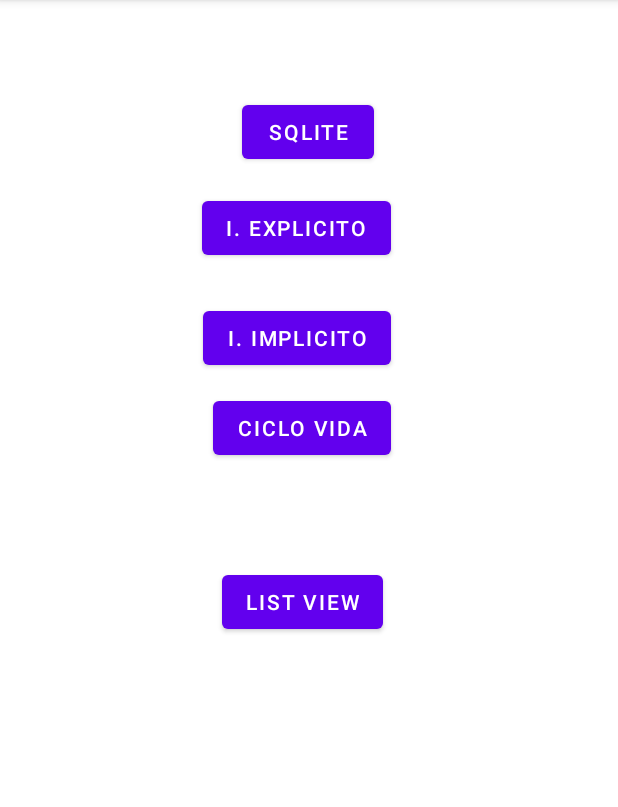
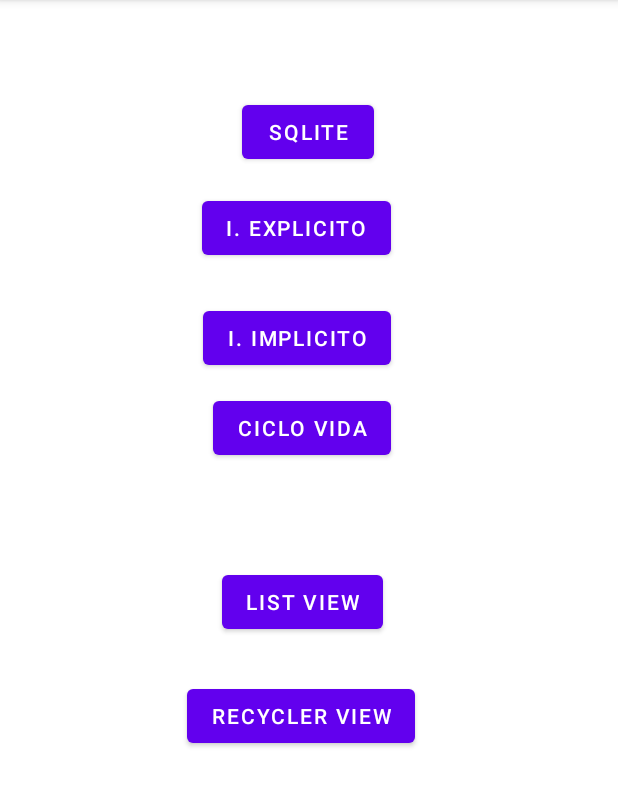
Before and after one commit to 2022B-Software-Computacion/perez-nieto-cristopher-santiago, an Android app: the screen it shows after launch (MainActivity), on a phone screen of 412 x 824 dp, the part 84-891 px from its top. Run offline under Robolectric (Android 15) with nearby library versions, the phone set to English and light mode, and no system bars.

```diff
--- a/01-android/app/build.gradle
+++ b/01-android/app/build.gradle
@@ -2,6 +2,7 @@ plugins {
     id 'com.android.application'
     id 'org.jetbrains.kotlin.android'
     id 'com.google.gms.google-services'
+    id 'com.google.android.libraries.mapsplatform.secrets-gradle-plugin'
 }
 
 android {
@@ -46,6 +47,7 @@ dependencies {
     implementation 'androidx.constraintlayout:constraintlayout:2.1.3'
     implementation 'androidx.navigation:navigation-fragment-ktx:2.4.1'
     implementation 'androidx.navigation:navigation-ui-ktx:2.4.1'
+    implementation 'com.google.android.gms:play-services-maps:18.0.2'
     testImplementation 'junit:junit:4.13.2'
     androidTestImplementation 'androidx.test.ext:junit:1.1.3'
     androidTestImplementation 'androidx.test.espresso:espresso-core:3.4.0'
--- a/01-android/app/src/main/java/com/example/cspnapplication/MainActivity.kt
+++ b/01-android/app/src/main/java/com/example/cspnapplication/MainActivity.kt
@@ -92,6 +92,12 @@ class MainActivity : AppCompatActivity() {
             .setOnClickListener {
                 irActividad(ECrudEntrenador::class.java)
             }
+
+        val botonRecyclerView = findViewById<Button>(R.id.btn_recycler_view)
+        botonRecyclerView
+            .setOnClickListener {
+                irActividad(GRecyclerView::class.java)
+            }
     }
 
     fun abrirActividadConParametros(
--- a/01-android/app/src/main/res/layout/activity_main.xml
+++ b/01-android/app/src/main/res/layout/activity_main.xml
@@ -64,4 +64,15 @@
         app:layout_constraintStart_toStartOf="parent"
         app:layout_constraintTop_toTopOf="parent" />
 
+    <Button
+        android:id="@+id/btn_recycler_view"
+        android:layout_width="wrap_content"
+        android:layout_height="wrap_content"
+        android:layout_marginTop="28dp"
+        android:text="Recycler View"
+        app:layout_constraintEnd_toEndOf="@+id/btn_ir_list_view"
+        app:layout_constraintHorizontal_bias="0.533"
+        app:layout_constraintStart_toStartOf="@+id/btn_ir_list_view"
+        app:layout_constraintTop_toBottomOf="@+id/btn_ir_list_view" />
+
 </androidx.constraintlayout.widget.ConstraintLayout>
--- a/01-android/app/src/main/res/values/strings.xml
+++ b/01-android/app/src/main/res/values/strings.xml
@@ -19,4 +19,5 @@
         <item>Martes</item>
         <item>Miercoles</item>
     </string-array>
+    <string name="title_activity_hgoogle_maps">HGoogleMaps</string>
 </resources>
--- a/01-android/build.gradle
+++ b/01-android/build.gradle
@@ -8,4 +8,5 @@ plugins {
     id 'com.android.application' version '7.3.1' apply false
     id 'com.android.library' version '7.3.1' apply false
     id 'org.jetbrains.kotlin.android' version '1.7.20' apply false
+    id 'com.google.android.libraries.mapsplatform.secrets-gradle-plugin' version '2.0.1' apply false
 }
```
Also changed, not shown: 01-android/app/src/main/AndroidManifest.xml (+29 -1 lines), 01-android/app/src/main/java/com/example/cspnapplication/HGoogleMaps.kt (added, +48 -0 lines), 01-android/app/src/main/java/com/example/cspnapplication/HGoogleMapsActivity.kt (added, +11 -0 lines), 01-android/app/src/main/res/layout/activity_hgoogle_maps.xml (added, +9 -0 lines), 01-android/app/src/main/res/layout/activity_hgoogle_maps2.xml (added, +20 -0 lines).
